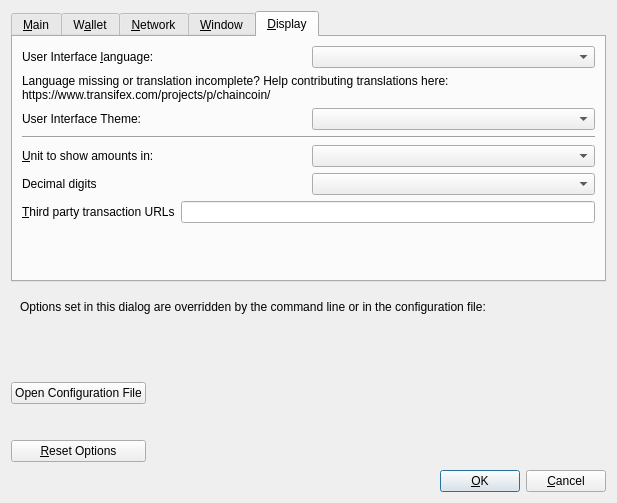
Before: the Qt Designer form src/qt/forms/optionsdialog.ui in DreamShokk/bagicoin, drawn with Qt 5.
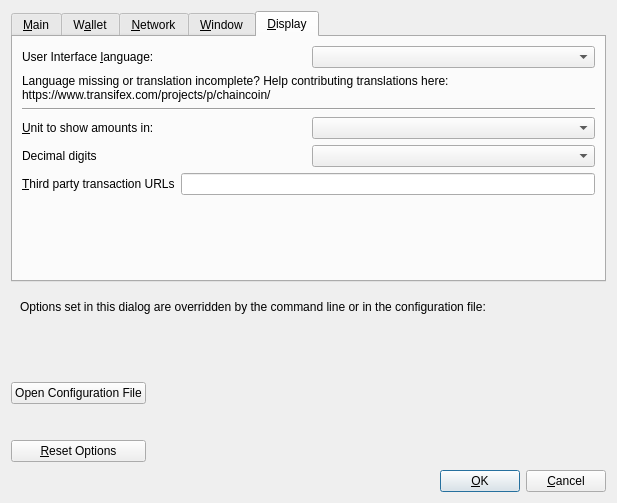
After: the same form once the commit is applied. The open tabs and pages were chosen to show the change. Custom widgets are drawn as their Qt base class.

Commit message: remove support for themes and use replace default css with qss

```diff
--- a/src/qt/forms/optionsdialog.ui
+++ b/src/qt/forms/optionsdialog.ui
@@ -769,20 +769,6 @@
          </property>
         </widget>
        </item>
-       <item>
-        <layout class="QHBoxLayout" name="horizontalLayout_4_Display" stretch="0,0">
-         <item>
-          <widget class="QLabel" name="themeLabel">
-           <property name="text">
-            <string>User Interface Theme:</string>
-           </property>
-          </widget>
-         </item>
-         <item>
-          <widget class="QValueComboBox" name="theme"/>
-         </item>
-        </layout>
-       </item>
        <item>
         <widget class="Line" name="line">
          <property name="orientation">
```
Left out of the diff: 2 changed lines with no effect on the pictures. The commit also changes 409 other files.
